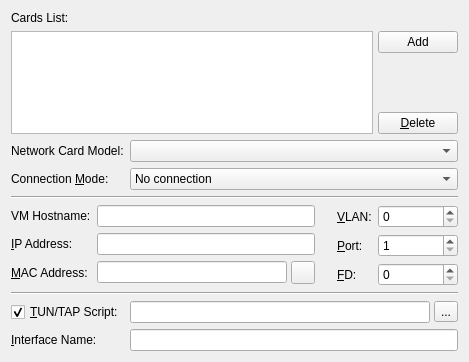
Old version of the form src/Old_Network_Widget.ui in the repository tobimensch/aqemu.
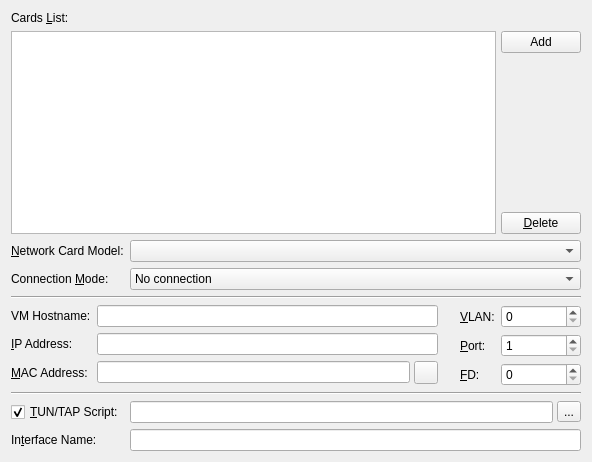
New version of the form. Icons and pictures are not drawn.

What changed in the file:
```diff
--- a/src/Old_Network_Widget.ui
+++ b/src/Old_Network_Widget.ui
@@ -6,8 +6,8 @@
    <rect>
     <x>0</x>
     <y>0</y>
-    <width>469</width>
-    <height>362</height>
+    <width>592</width>
+    <height>462</height>
    </rect>
   </property>
   <property name="windowTitle">
@@ -23,7 +23,7 @@
       </sizepolicy>
      </property>
      <property name="text">
-      <string>Cards List:</string>
+      <string>Cards &amp;List:</string>
      </property>
      <property name="buddy">
       <cstring>Network_Cards_List</cstring>
@@ -97,7 +97,7 @@
         <item row="0" column="0">
          <widget class="QLabel" name="Label_NetCard_Model">
           <property name="text">
-           <string>Network Card Model:</string>
+           <string>&amp;Network Card Model:</string>
           </property>
           <property name="buddy">
            <cstring>CB_Network_Card_Model</cstring>
@@ -464,7 +464,7 @@
         <item row="1" column="0">
          <widget class="QLabel" name="Label_If_Name">
           <property name="text">
-           <string>&amp;Interface Name:</string>
+           <string>In&amp;terface Name:</string>
           </property>
           <property name="buddy">
            <cstring>Edit_Interface_Name</cstring>
```
Left out of the diff: 21 changed lines with no effect on the pictures.
